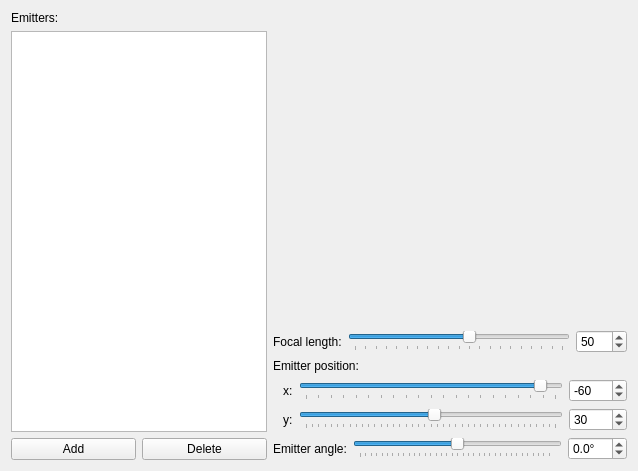
Qt form mainwindow.ui (Demihalf/Lenses) before a commit.
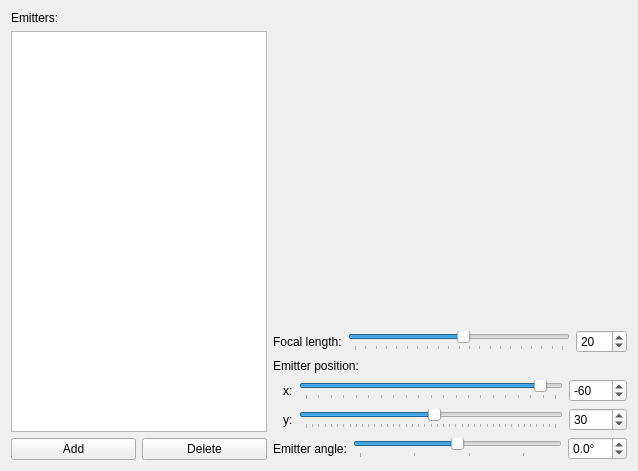
The same form after that commit. Custom widgets are drawn as their Qt base class.

Diff of the .ui file:
```diff
--- a/mainwindow.ui
+++ b/mainwindow.ui
@@ -107,7 +107,7 @@
             <number>500</number>
            </property>
            <property name="sliderPosition">
-            <number>50</number>
+            <number>20</number>
            </property>
            <property name="orientation">
             <enum>Qt::Horizontal</enum>
@@ -135,7 +135,7 @@
             <number>500</number>
            </property>
            <property name="value">
-            <number>50</number>
+            <number>20</number>
            </property>
           </widget>
          </item>
@@ -299,10 +299,10 @@
             <enum>Qt::NoFocus</enum>
            </property>
            <property name="minimum">
-            <number>-899</number>
+            <number>-89</number>
            </property>
            <property name="maximum">
-            <number>899</number>
+            <number>89</number>
            </property>
            <property name="orientation">
             <enum>Qt::Horizontal</enum>
```
Left out of the diff: 12 changed lines with no effect on the pictures.
